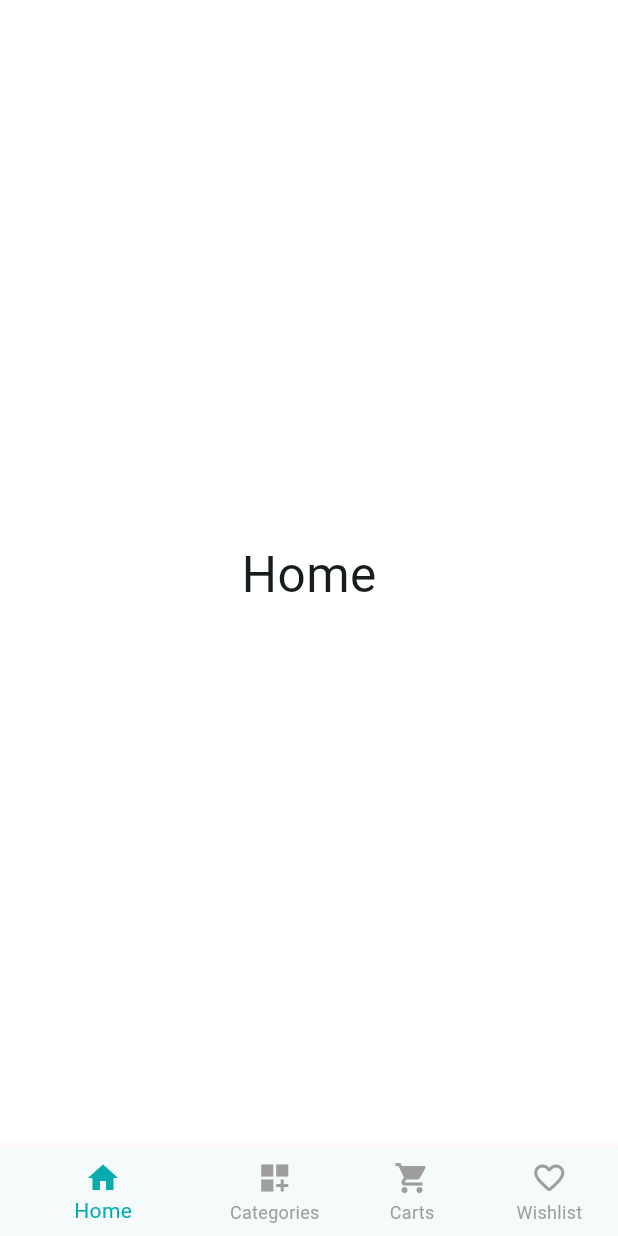
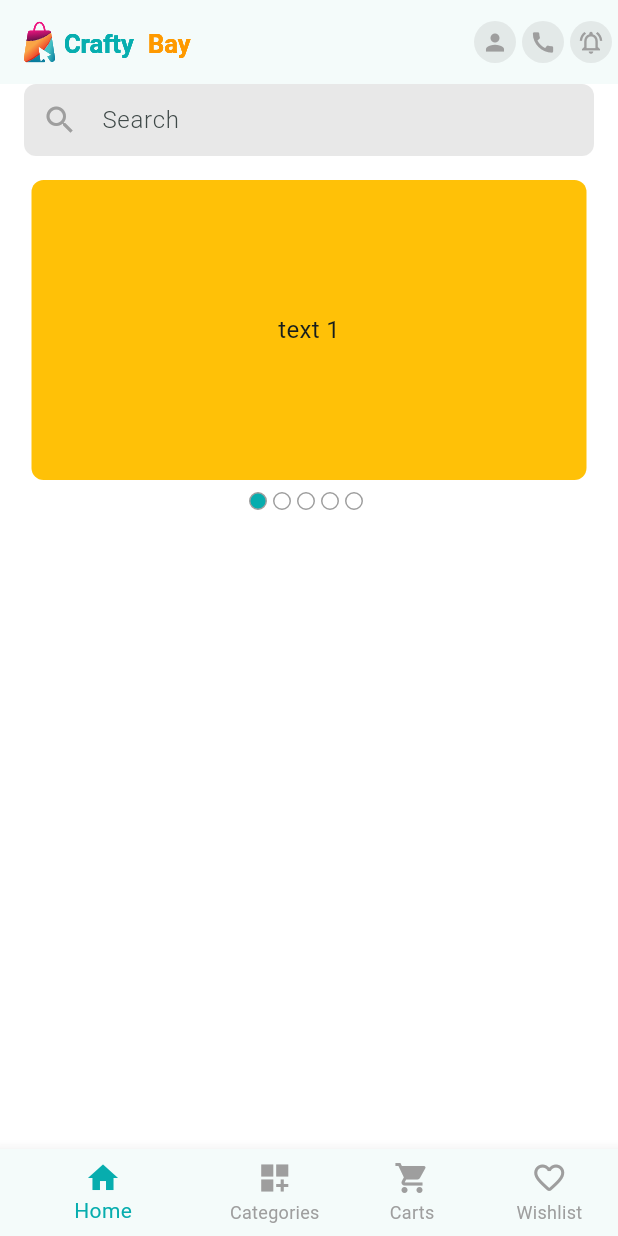
Before and after one commit to SadmanShahriar75/e-commerce, a Flutter app: the screen it shows after launch, on a phone screen of 412 x 824 dp. Run offline on Flutter 3.47's test engine with Material 3 defaults, Android fonts, the phone set to English and light mode, and no system bars; drawn by our look-alikes of carousel_slider; our stand-ins replace firebase_core, firebase_crashlytics, flutter_svg, pin_code_fields; accounts and stored records are empty.

Commit message:
home ui half done

```diff
--- a/lib/app/asset_paths.dart
+++ b/lib/app/asset_paths.dart
@@ -1,4 +1,5 @@
 class AssetPaths {
   static const String _baseImagePath = 'assets/images';
   static const String logoSvg = '$_baseImagePath/logo.svg';
+  static const String navLogoSvg = '$_baseImagePath/logo_nav.svg';
 }
--- a/lib/features/home/presentation/screens/home_screen.dart
+++ b/lib/features/home/presentation/screens/home_screen.dart
@@ -1,4 +1,9 @@
+import 'package:crafy_bay/app/asset_paths.dart';
+import 'package:crafy_bay/features/home/presentation/widgets/circle_icon_button.dart';
+import 'package:crafy_bay/features/home/presentation/widgets/home_carousel_slider.dart';
+import 'package:crafy_bay/features/home/presentation/widgets/product_search_field.dart';
 import 'package:flutter/material.dart';
+import 'package:flutter_svg/svg.dart';
 
 class HomeScreen extends StatelessWidget {
   const HomeScreen({super.key});
@@ -6,10 +11,33 @@ class HomeScreen extends StatelessWidget {
   @override
   Widget build(BuildContext context) {
     return Scaffold(
-      body: Column(
-        mainAxisAlignment: MainAxisAlignment.center,
-        children: [Center(child: Text("Home", style: TextStyle(fontSize: 33)))],
+      appBar: _buildAppBar(),
+      body: SingleChildScrollView(
+        child: Padding(
+          padding: const EdgeInsets.symmetric(horizontal: 16),
+          child: Column(
+            spacing: 16,
+            children: [ProductSearchField(), HomeCarouselSlider()],
+          ),
+        ),
       ),
     );
   }
+
+  AppBar _buildAppBar() {
+    return AppBar(
+      title: SvgPicture.asset(AssetPaths.navLogoSvg),
+      actions: [
+        CircleIconButton(onTap: () {}, icon: Icons.person),
+        const SizedBox(width: 4),
+        CircleIconButton(onTap: () {}, icon: Icons.call),
+        const SizedBox(width: 4),
+        CircleIconButton(
+          onTap: () {},
+          icon: Icons.notifications_active_outlined,
+        ),
+        const SizedBox(width: 4),
+      ],
+    );
+  }
 }
--- /dev/null
+++ b/lib/features/home/presentation/widgets/circle_icon_button.dart
@@ -0,0 +1,19 @@
+import 'package:flutter/material.dart';
+
+class CircleIconButton extends StatelessWidget {
+  const CircleIconButton({super.key, required this.icon, required this.onTap});
+  final IconData icon;
+  final VoidCallback onTap;
+
+  @override
+  Widget build(BuildContext context) {
+    return GestureDetector(
+      onTap: onTap,
+      child: CircleAvatar(
+        radius: 14,
+        backgroundColor: Colors.grey.withAlpha(50),
+        child: Icon(icon, color: Colors.grey, size: 18),
+      ),
+    );
+  }
+}
--- /dev/null
+++ b/lib/features/home/presentation/widgets/home_carousel_slider.dart
@@ -0,0 +1,73 @@
+import 'package:carousel_slider/carousel_slider.dart';
+import 'package:crafy_bay/app/app_colors.dart';
+import 'package:flutter/material.dart';
+
+class HomeCarouselSlider extends StatefulWidget {
+  const HomeCarouselSlider({super.key});
+
+  @override
+  State<HomeCarouselSlider> createState() => _HomeCarouselSliderState();
+}
+
+class _HomeCarouselSliderState extends State<HomeCarouselSlider> {
+  final ValueNotifier<int> _seletedIndex = ValueNotifier(0);
+
+  @override
+  Widget build(BuildContext context) {
+    return Column(
+      children: [
+        CarouselSlider(
+          options: CarouselOptions(
+            height: 200,
+            viewportFraction: 1,
+            onPageChanged: (index, reason) {
+              _seletedIndex.value = index;
+            },
+            autoPlay: true,
+          ),
+          items: [1, 2, 3, 4, 5].map((i) {
+            return Builder(
+              builder: (BuildContext context) {
+                return Container(
+                  width: MediaQuery.of(context).size.width,
+                  margin: EdgeInsets.symmetric(horizontal: 5.0),
+                  decoration: BoxDecoration(
+                    color: Colors.amber,
+                    borderRadius: BorderRadius.circular(8),
+                  ),
+                  alignment: Alignment.center,
+                  child: Text('text $i', style: TextStyle(fontSize: 16.0)),
+                );
+              },
+            );
+          }).toList(),
+        ),
+        const SizedBox(height: 8),
+
+        ValueListenableBuilder(
+          valueListenable: _seletedIndex,
+          builder: (context, selectedIndex, _) {
+            return Row(
+              mainAxisAlignment: MainAxisAlignment.center,
+              children: [
+                for (int i = 0; i < 5; i++)
+                  Container(
+                    width: 12,
+                    height: 12,
+                    margin: EdgeInsets.only(right: 4),
+                    decoration: BoxDecoration(
+                      color: i == _seletedIndex.value
+                          ? AppColors.themeColor
+                          : null,
+                      border: Border.all(color: Colors.grey),
+                      borderRadius: BorderRadius.circular(16),
+                    ),
+                  ),
+              ],
+            );
+          },
+        ),
+      ],
+    );
+  }
+}
--- /dev/null
+++ b/lib/features/home/presentation/widgets/product_search_field.dart
@@ -0,0 +1,25 @@
+import 'package:flutter/material.dart';
+
+class ProductSearchField extends StatelessWidget {
+  const ProductSearchField({super.key});
+
+  @override
+  Widget build(BuildContext context) {
+    return TextField(
+      decoration: InputDecoration(
+        fillColor: Colors.grey.withAlpha(60),
+        filled: true,
+        prefixIcon: Icon(Icons.search, color: Colors.grey),
+        hintText: 'Search',
+        enabledBorder: OutlineInputBorder(
+          borderSide: BorderSide.none,
+          borderRadius: BorderRadius.circular(8),
+        ),
+        focusedBorder: OutlineInputBorder(
+          borderSide: BorderSide.none,
+          borderRadius: BorderRadius.circular(8),
+        ),
+      ),
+    );
+  }
+}
--- a/pubspec.yaml
+++ b/pubspec.yaml
@@ -24,6 +24,7 @@ dependencies:
   provider: ^6.1.5+1
   flutter_svg: ^2.2.4
   pin_code_fields: ^9.1.0
+  carousel_slider: ^5.1.2
 
 dev_dependencies:
   flutter_test:
```
Also changed, not shown: pubspec.lock.
